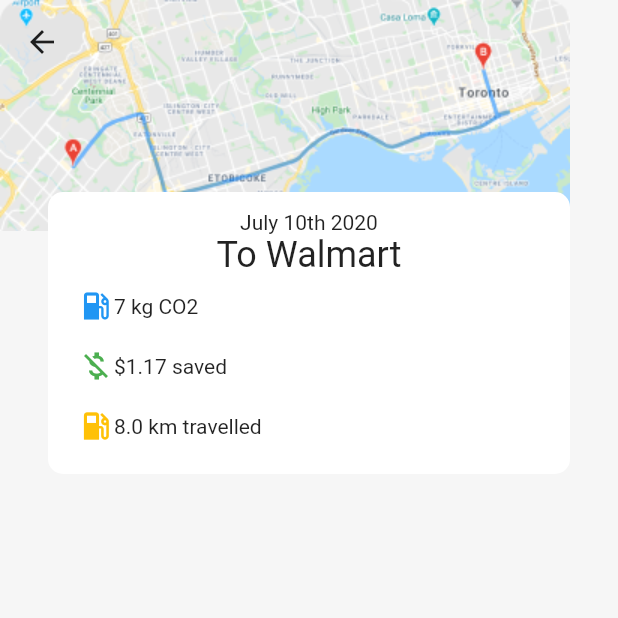
After one commit to wuaster/atlas, a Flutter app: the screen it shows after launch, item 3 of the bottom bar chosen, after a tap on "view", on a phone screen of 412 x 824 dp, the top half of it. The commit adds this screen. Run offline on Flutter 3.47's test engine with Material 2 defaults, Android fonts, the phone set to English and light mode, and no system bars; missing offline and left inert: dash_chat.

Commit message:
Add Trip Screen

```diff
--- a/lib/ui/components/chat.dart
+++ b/lib/ui/components/chat.dart
@@ -9,8 +9,6 @@ class Chat extends StatefulWidget {
 class _ChatState extends State<Chat> {
   final ChatUser user = ChatUser(
     name: "Me",
-    firstName: "John",
-    lastName: "Doe",
     uid: "2",
   );
 
--- a/lib/ui/components/trip_card.dart
+++ b/lib/ui/components/trip_card.dart
@@ -1,4 +1,5 @@
 import 'package:flutter/material.dart';
+import 'package:atlas/ui/screens/trip_screen.dart';
 
 class TripCard extends StatelessWidget {
   final String name;
@@ -17,7 +18,7 @@ class TripCard extends StatelessWidget {
               child: Image(image: AssetImage('assets/graphics/map.png')),
             ),
             Container(
-              padding: EdgeInsets.all(16),
+              padding: EdgeInsets.all(12),
               child: Row(
                 mainAxisAlignment: MainAxisAlignment.spaceBetween,
                 crossAxisAlignment: CrossAxisAlignment.start,
@@ -43,7 +44,18 @@ class TripCard extends StatelessWidget {
                             .copyWith(color: Colors.grey),
                       ),
                       FlatButton(
-                        onPressed: null,
+                        onPressed: () {
+                          Navigator.push(
+                            context,
+                            MaterialPageRoute(
+                              builder: (context) => TripScreen(
+                                name: name,
+                                amount: amount,
+                                distance: distance,
+                              ),
+                            ),
+                          );
+                        },
                         child: Row(
                           children: <Widget>[
                             Text(
--- /dev/null
+++ b/lib/ui/screens/trip_screen.dart
@@ -0,0 +1,86 @@
+import 'package:flutter/material.dart';
+
+class TripScreen extends StatelessWidget {
+  final String name;
+  final double amount;
+  final double distance;
+  TripScreen({this.name, this.amount, this.distance});
+
+  Widget stat(text, icon, color) {
+    return Padding(
+      padding: const EdgeInsets.all(8.0),
+      child: Row(
+        children: <Widget>[
+          Icon(
+            icon,
+            color: color,
+          ),
+          Text(text),
+        ],
+      ),
+    );
+  }
+
+  @override
+  Widget build(BuildContext context) {
+    return SafeArea(
+      child: Scaffold(
+        extendBodyBehindAppBar: true,
+        appBar: AppBar(
+          backgroundColor: Colors.transparent,
+          iconTheme: IconThemeData(
+            color: Colors.black87,
+          ),
+          elevation: 0,
+        ),
+        body: Stack(
+          children: <Widget>[
+            Image(
+              image: AssetImage('assets/graphics/map.png'),
+            ),
+            SingleChildScrollView(
+              padding: EdgeInsets.symmetric(horizontal: 32, vertical: 128),
+              child: Column(
+                children: <Widget>[
+                  Container(
+                    padding: EdgeInsets.all(12),
+                    child: Column(
+                      children: <Widget>[
+                        Text("July 10th 2020"),
+                        Text(
+                          "To $name",
+                          style: Theme.of(context).textTheme.headline5,
+                        ),
+                        stat(
+                          "7 kg CO2",
+                          Icons.local_gas_station,
+                          Colors.blue,
+                        ),
+                        stat(
+                          "\$$amount saved",
+                          Icons.money_off,
+                          Colors.green,
+                        ),
+                        stat(
+                          "$distance km travelled",
+                          Icons.local_gas_station,
+                          Colors.amber,
+                        ),
+                      ],
+                    ),
+                    decoration: BoxDecoration(
+                      color: Colors.white,
+                      borderRadius: BorderRadius.all(
+                        Radius.circular(10),
+                      ),
+                    ),
+                  )
+                ],
+              ),
+            )
+          ],
+        ),
+      ),
+    );
+  }
+}
```
